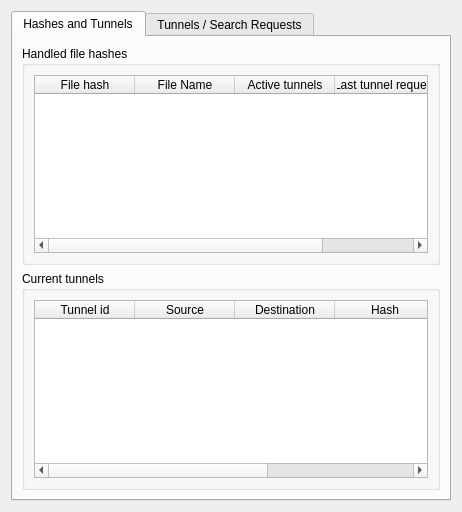
The window that retroshare-gui/src/gui/TurtleRouterDialog.ui (RetroShare/RetroShare) describes before a commit, drawn with Qt 5.
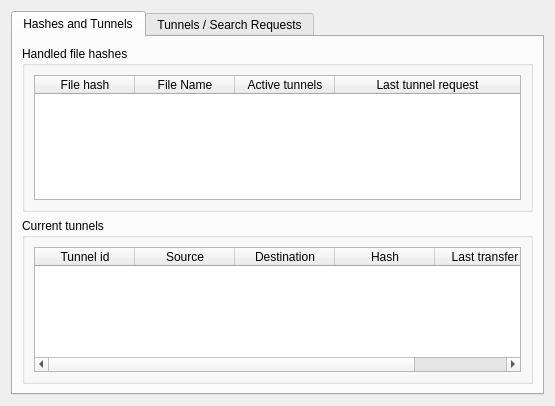
The same window after the commit. Icons and pictures are not drawn.

Commit message: set Window Title and icon

Patch:
```diff
--- a/retroshare-gui/src/gui/TurtleRouterDialog.ui
+++ b/retroshare-gui/src/gui/TurtleRouterDialog.ui
@@ -6,8 +6,8 @@
    <rect>
     <x>0</x>
     <y>0</y>
-    <width>462</width>
-    <height>512</height>
+    <width>555</width>
+    <height>406</height>
    </rect>
   </property>
   <property name="windowTitle">
```
Left out of the diff: 22 changed lines with no effect on the pictures.
